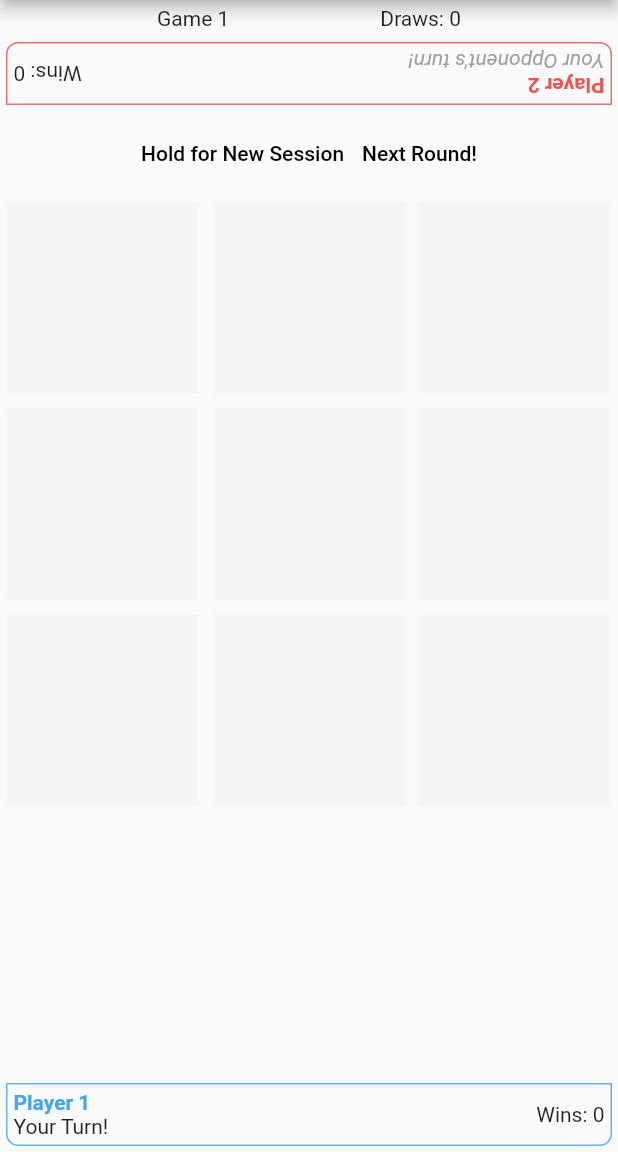
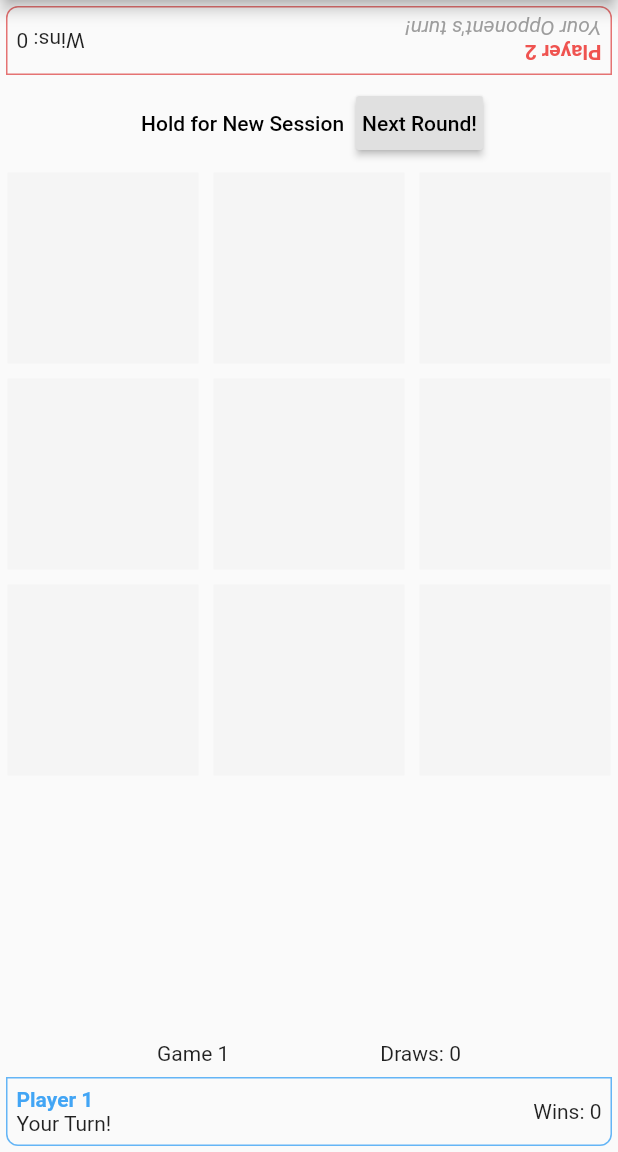
Before and after one commit to nguyen-michael/tic-tac-toe-flutter, a Flutter app: the screen it shows after launch, on a phone screen of 412 x 824 dp, the part 84-1236 px from its top. Run offline on Flutter 3.47's test engine with Material 2 defaults, Android fonts, the light colour scheme and no system bars.

Commit message:
Complete basic functionality

```diff
--- a/lib/main.dart
+++ b/lib/main.dart
@@ -78,7 +78,7 @@ class _GameState extends State<Game> {
 
   Widget _playerDisplay(int player, int score, bool current) {
     return Container(
-      padding: EdgeInsets.all(4),
+      padding: EdgeInsets.all(6),
       margin: EdgeInsets.all(4),
       decoration: BoxDecoration(
         border: Border.all(
@@ -149,7 +149,7 @@ class _GameState extends State<Game> {
             child: Text("Hold for New Session"),
           ),
           // Next Round Button
-          FlatButton(
+          RaisedButton(
             onPressed: () {
               setState(() {
                 _gameState = [0, 0, 0, 0, 0, 0, 0, 0, 0];
@@ -216,13 +216,13 @@ class _GameState extends State<Game> {
   Widget build(BuildContext context) {
     return Column(
       children: [
-        _display(),
         Transform.rotate(
           angle: pi,
           child: _playerDisplay(2, _score[1], !_currentPlayerOne),
         ),
         _controls(),
         _board(),
+        _display(),
         _playerDisplay(1, _score[0], _currentPlayerOne),
       ],
     );
```
